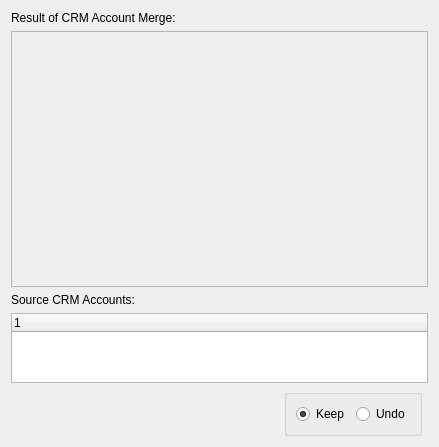
First picture: the form in xtuple/trunk/guiclient/crmaccountMergeResultPage.ui, repository WooodHead/xtuple, before the edit.
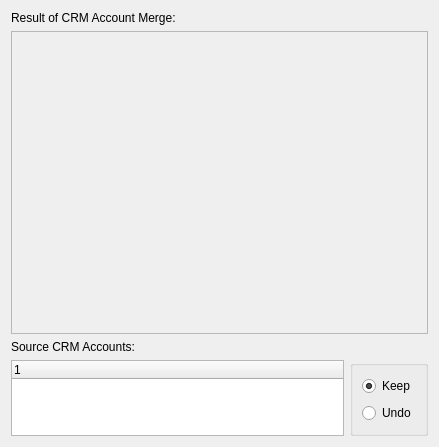
Second picture: the form after the edit. Custom widgets are drawn as their Qt base class.

Commit message: issue #15320 - tweak existing ui: clear the merge results page if the merge has been purged and give more room to see the merge results

```diff
--- a/xtuple/trunk/guiclient/crmaccountMergeResultPage.ui
+++ b/xtuple/trunk/guiclient/crmaccountMergeResultPage.ui
@@ -20,14 +20,14 @@
    <string>To keep this merge result, make sure Keep is selected below and click the Continue or Next Page button. To undo the merge, make sure the Undo button is selected and click Next Page or Continue.</string>
   </property>
   <layout class="QGridLayout" name="gridLayout">
-   <item row="0" column="0" colspan="3">
+   <item row="0" column="0" colspan="2">
     <widget class="XLabel" name="_targetResultLit">
      <property name="text">
       <string>Result of CRM Account Merge:</string>
      </property>
     </widget>
    </item>
-   <item row="2" column="0" colspan="3">
+   <item row="1" column="0" colspan="2">
     <widget class="QScrollArea" name="_resultScrollArea">
      <property name="sizePolicy">
       <sizepolicy hsizetype="Expanding" vsizetype="Expanding">
@@ -44,50 +44,44 @@
         <x>0</x>
         <y>0</y>
         <width>411</width>
-        <height>218</height>
+        <height>271</height>
        </rect>
       </property>
       <layout class="QVBoxLayout" name="verticalLayout"/>
      </widget>
     </widget>
    </item>
-   <item row="4" column="0" colspan="3">
-    <widget class="XTreeWidget" name="_source">
-     <property name="sizePolicy">
-      <sizepolicy hsizetype="Expanding" vsizetype="Expanding">
-       <horstretch>0</horstretch>
-       <verstretch>1</verstretch>
-      </sizepolicy>
-     </property>
-    </widget>
-   </item>
-   <item row="3" column="0" colspan="3">
+   <item row="2" column="0">
     <widget class="QLabel" name="_sourceLit">
      <property name="text">
       <string>Source CRM Accounts:</string>
      </property>
     </widget>
    </item>
-   <item row="5" column="0">
-    <spacer name="horizontalSpacer">
-     <property name="orientation">
-      <enum>Qt::Horizontal</enum>
+   <item row="3" column="0">
+    <widget class="XTreeWidget" name="_source">
+     <property name="sizePolicy">
+      <sizepolicy hsizetype="Expanding" vsizetype="Expanding">
+       <horstretch>0</horstretch>
+       <verstretch>1</verstretch>
+      </sizepolicy>
      </property>
-     <property name="sizeHint" stdset="0">
-      <size>
-       <width>40</width>
-       <height>20</height>
-      </size>
-     </property>
-    </spacer>
+    </widget>
    </item>
-   <item row="5" column="1">
+   <item row="3" column="1">
     <widget class="QGroupBox" name="_nextStepGroup">
      <property name="title">
       <string/>
      </property>
      <layout class="QGridLayout" name="gridLayout_2">
-      <item row="0" column="0">
+      <item row="1" column="1">
+       <widget class="QRadioButton" name="_undo">
+        <property name="text">
+         <string>Undo</string>
+        </property>
+       </widget>
+      </item>
+      <item row="0" column="1">
        <widget class="QRadioButton" name="_keep">
         <property name="text">
          <string>Keep</string>
@@ -97,13 +91,6 @@
         </property>
        </widget>
       </item>
-      <item row="0" column="1">
-       <widget class="QRadioButton" name="_undo">
-        <property name="text">
-         <string>Undo</string>
-        </property>
-       </widget>
-      </item>
      </layout>
     </widget>
    </item>
```
The commit also changes 4 other files.
